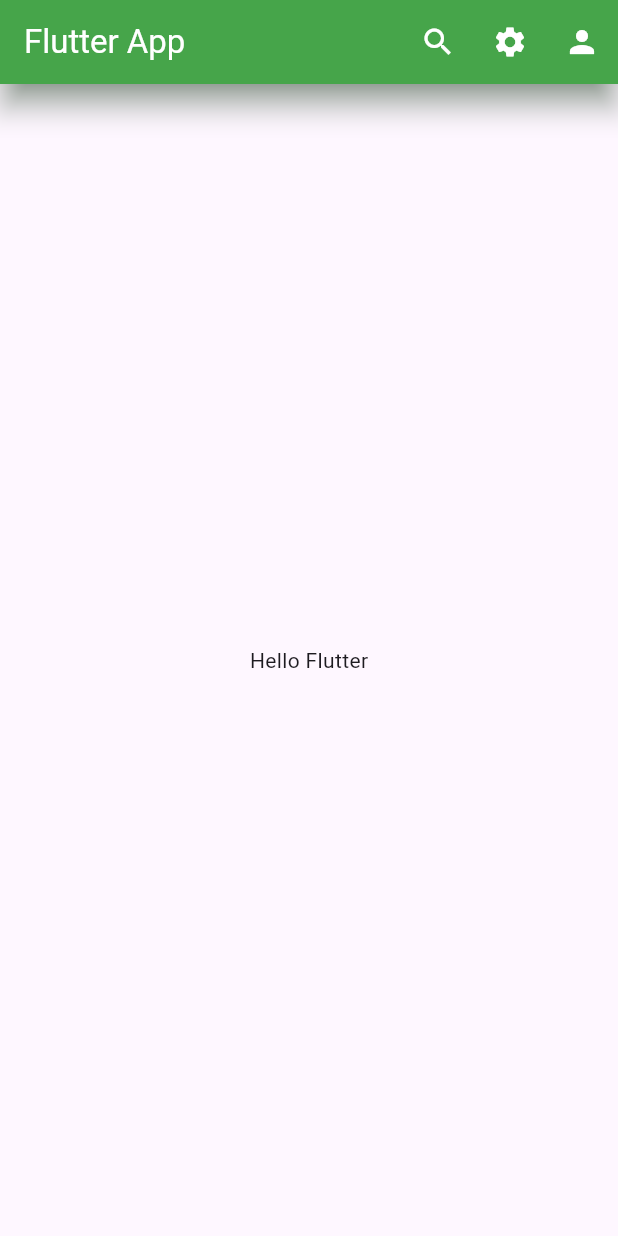
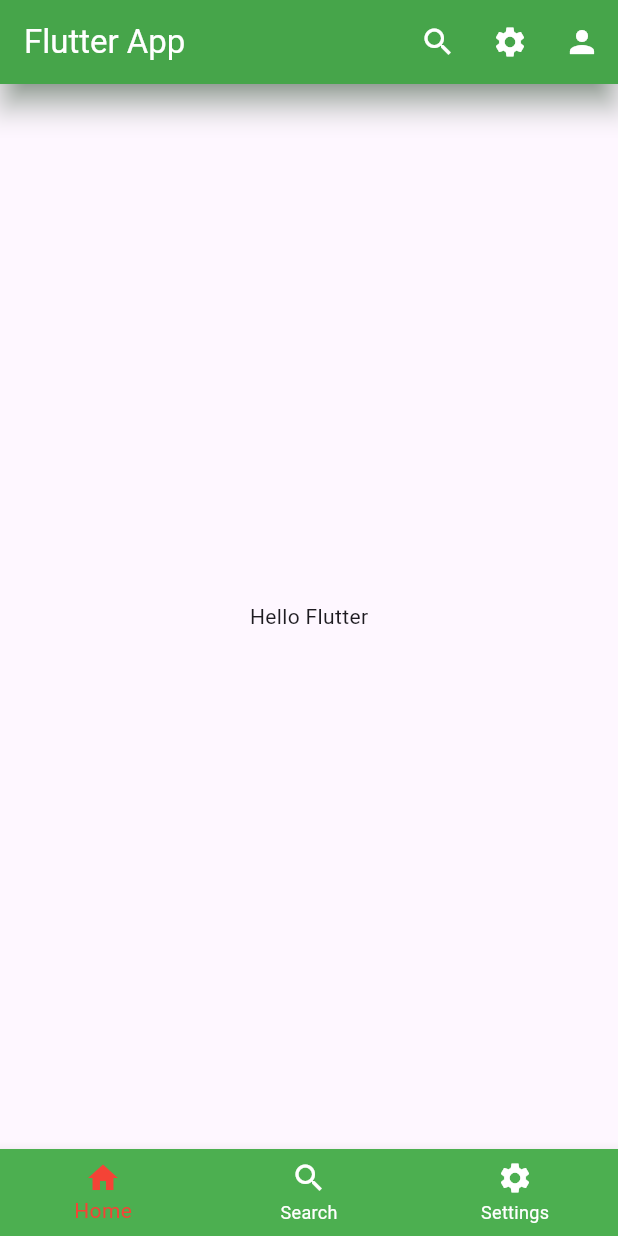
Before and after one commit to MdAnowarHosen/learn-flutter, a Flutter app: the screen it shows after launch, on a phone screen of 412 x 824 dp. Run offline on Flutter 3.47's test engine with Material 3 defaults, Android fonts, the light colour scheme and no system bars.

Commit message:
bottom nav

```diff
--- a/lib/main.dart
+++ b/lib/main.dart
@@ -61,6 +61,29 @@ class HomeActivity extends StatelessWidget {
           ],
 
       ),
+      bottomNavigationBar:BottomNavigationBar(
+        backgroundColor: Colors.green,
+        items: [
+          BottomNavigationBarItem(icon: Icon(Icons.home), label: "Home"),
+          BottomNavigationBarItem(icon: Icon(Icons.search), label: "Search"),
+          BottomNavigationBarItem(icon: Icon(Icons.settings), label: "Settings"),
+        ],
+
+        currentIndex: 0,
+        onTap: (int index){
+          if(index == 0){
+            MySnackBar("Home", context);
+          }
+          else if(index == 1){
+            MySnackBar("Search", context);
+          }
+          else if(index == 2){
+            MySnackBar("Settings", context);
+          }
+        },
+        selectedItemColor: Colors.red,
+        unselectedItemColor: Colors.white,
+        ),
       body: Center(
         child: Text("Hello Flutter"),
       ),
```
